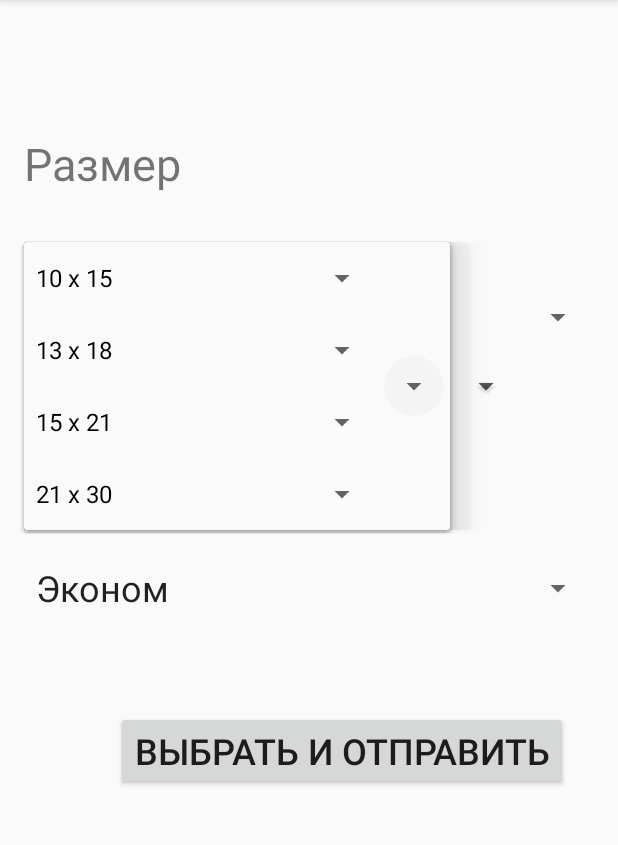
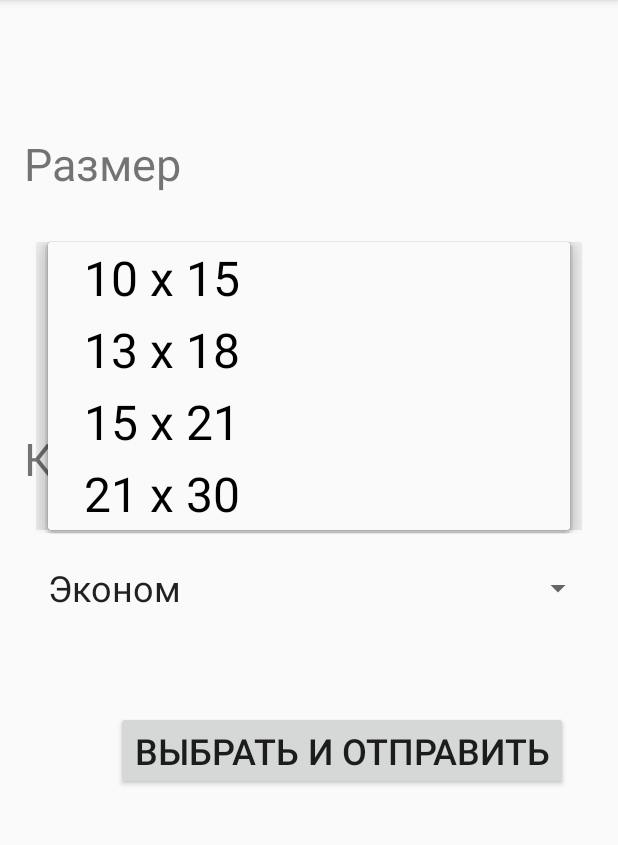
Before and after one commit to AntonButov/print, an Android app: the MainActivity screen opened directly, with no data from a screen before it, after a tap on "10 x 15", on a phone screen of 412 x 824 dp, the part 84-929 px from its top. Run offline under Robolectric (Android 15) with nearby library versions, the phone set to English and light mode, and no system bars; our stand-ins replace Firebase (no records; nobody signed in at launch, a user with empty details on screens opened directly).

Commit message:
Добавил нумерацию.

```diff
--- a/app/build.gradle
+++ b/app/build.gradle
@@ -9,8 +9,8 @@ android {
         applicationId "pro.butovanton.print"
         minSdkVersion 16
         targetSdkVersion 29
-        versionCode 2
-        versionName "1.1"
+        versionCode 3
+        versionName "1.2"
 
         testInstrumentationRunner "androidx.test.runner.AndroidJUnitRunner"
     }
--- a/app/src/main/java/pro/butovanton/print/Order.java
+++ b/app/src/main/java/pro/butovanton/print/Order.java
@@ -4,6 +4,11 @@ public class Order {
     public String tel;
     public String size;
     public String quality;
+    public int num;
+
+    public Order() {
+        num = 1;
+    }
 
     @Override
     public String toString() {
--- a/app/src/main/res/layout/activity_main.xml
+++ b/app/src/main/res/layout/activity_main.xml
@@ -65,7 +65,7 @@
         android:layout_marginEnd="16dp"
         android:layout_marginRight="16dp"
         android:textSize="32sp"
-        android:theme="@style/Widget.AppCompat.Spinner"
+        android:theme="@style/Spinner"
      />
 
     <TextView
@@ -89,7 +89,7 @@
         android:layout_marginEnd="16dp"
         android:layout_marginRight="16dp"
         android:textSize="32sp"
-        android:theme="@style/Widget.AppCompat.Spinner"
+        android:theme="@style/Spinner"
          />
 
             <Button
--- a/app/src/main/res/menu/menu_main.xml
+++ b/app/src/main/res/menu/menu_main.xml
@@ -22,4 +22,9 @@
         android:orderInCategory="101"
         android:title="@string/payment"
         app:showAsAction="never" />
+    <item
+        android:id="@+id/ver_app"
+        android:orderInCategory="101"
+        android:title="@string/ver_app"
+        app:showAsAction="never" />
 </menu>
--- a/app/src/main/res/values/strings.xml
+++ b/app/src/main/res/values/strings.xml
@@ -13,6 +13,7 @@
     <string name="invalid_username">Not a valid username</string>
     <string name="invalid_password">Password must be >5 characters</string>
     <string name="login_failed">"Login failed"</string>
+    <string name="ver_app">Версия программы</string>
 
     <string-array name="size_array">
         <item>10 x 15</item>
```
Also changed, not shown: app/src/main/java/pro/butovanton/print/MainActivity.java (+48 -30 lines).
